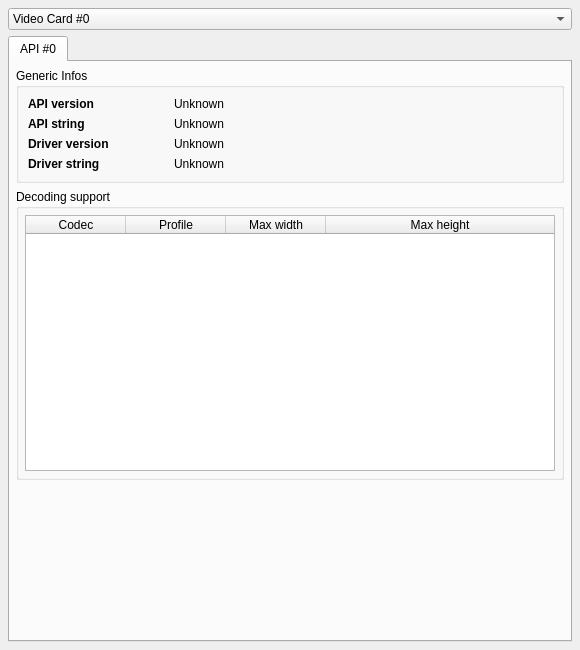
Above: mini_analyser/ui/videobackends.ui from emericg/MiniVideo before the change. Below: the same form after it.
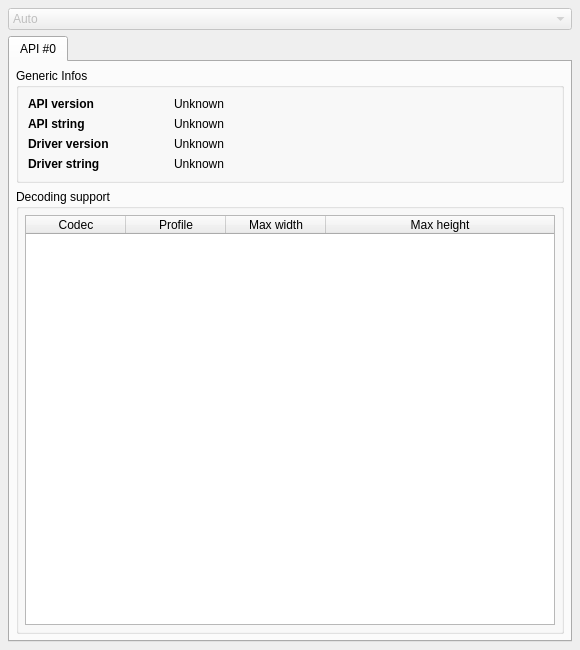
That is the form after the change. Icons and pictures are not drawn.

Commit message: minianalyser: check VDPAU by default on linux

```diff
--- a/mini_analyser/ui/videobackends.ui
+++ b/mini_analyser/ui/videobackends.ui
@@ -32,6 +32,14 @@
    </property>
    <item row="0" column="0">
     <widget class="QComboBox" name="comboBox">
+     <property name="enabled">
+      <bool>false</bool>
+     </property>
+     <item>
+      <property name="text">
+       <string>Auto</string>
+      </property>
+     </item>
      <item>
       <property name="text">
        <string>Video Card #0</string>
@@ -173,19 +181,6 @@
          </layout>
         </widget>
        </item>
-       <item row="2" column="0">
-        <spacer name="verticalSpacer_2">
-         <property name="orientation">
-          <enum>Qt::Vertical</enum>
-         </property>
-         <property name="sizeHint" stdset="0">
-          <size>
-           <width>0</width>
-           <height>0</height>
-          </size>
-         </property>
-        </spacer>
-       </item>
        <item row="1" column="0">
         <widget class="QGroupBox" name="groupBox_2">
          <property name="title">
```
The commit also changes 2 other files.
